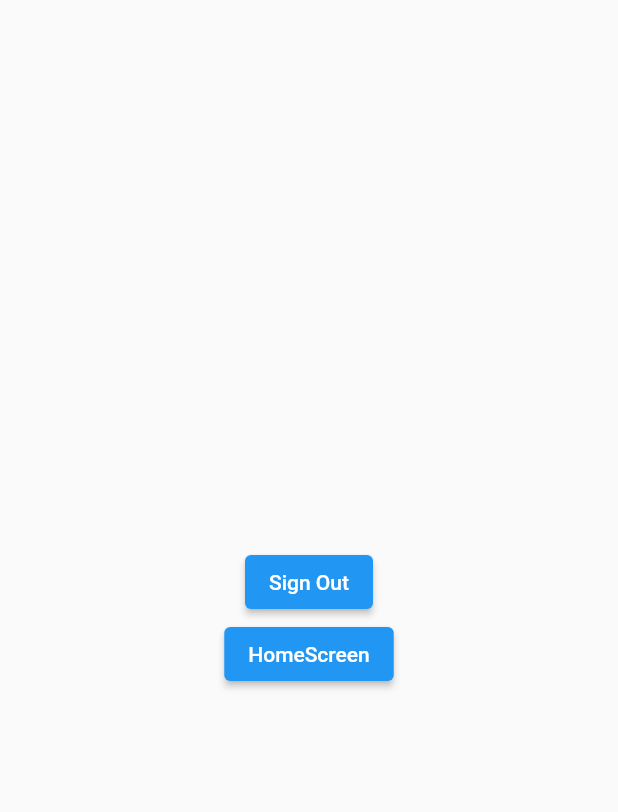
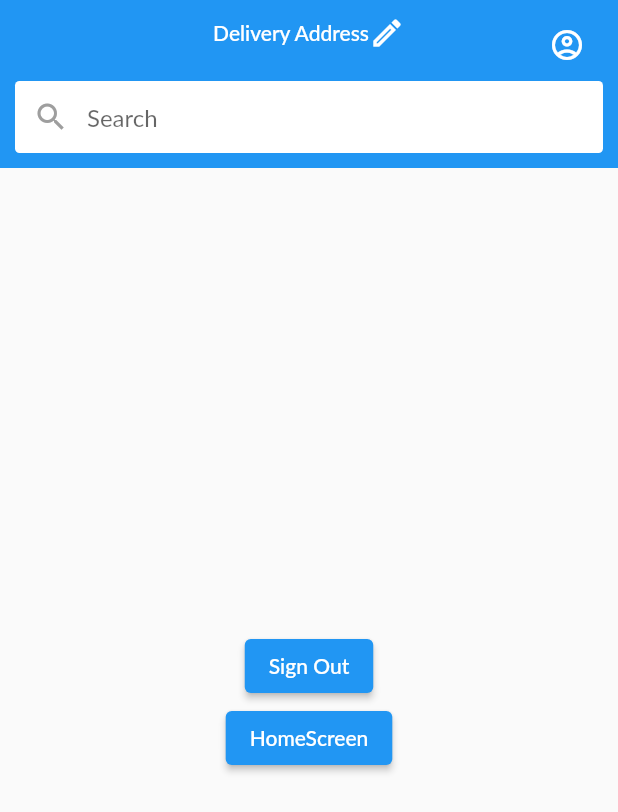
Before and after one commit to eugene254-ship-it/grocery_app, a Flutter app: the HomeScreen screen opened by its route, on a phone screen of 412 x 824 dp. Shown: the top 812 px of the screen. Run offline on Flutter 3.47's test engine with Material 2 defaults, Android fonts, the phone set to English and light mode, and no system bars; our stand-ins replace cloud_firestore, dots_indicator, equatable, firebase_auth, firebase_core, flutter_spinkit and 4 more; accounts and stored records are empty; Roboto replaces fonts that are missing (Lato).

Commit message:
new file:   fonts/Anton-Regular.ttf 	new file:   fonts/Lato-Bold.ttf 	new file:   fonts/Lato-Regular.ttf 	modified:   lib/main.dart 	modified:   lib/screens/homeScreen.dart 	modified:   lib/screens/welcome_screen.dart 	modified:   pubspec.yaml

```diff
--- a/lib/main.dart
+++ b/lib/main.dart
@@ -39,7 +39,8 @@ class MyApp extends StatelessWidget {
   @override
   Widget build(BuildContext context) {
     return MaterialApp(
-      theme: ThemeData(primaryColor: Colors.deepOrangeAccent),
+      theme:
+          ThemeData(primaryColor: Colors.deepOrangeAccent, fontFamily: 'Lato'),
       initialRoute: SplashScreen.id,
       routes: {
         SplashScreen.id: (context) => const SplashScreen(),
--- a/lib/screens/homeScreen.dart
+++ b/lib/screens/homeScreen.dart
@@ -12,6 +12,57 @@ class HomeScreen extends StatelessWidget {
   Widget build(BuildContext context) {
     final auth = Provider.of<AuthProvider>(context);
     return Scaffold(
+      appBar: AppBar(
+        elevation: 0.0,
+        leading: Container(),
+        title: TextButton(
+          onPressed: () {},
+          child: Row(
+            mainAxisSize: MainAxisSize.min,
+            children: const [
+              Text(
+                'Delivery Address',
+                style: TextStyle(color: Colors.white),
+              ),
+              Icon(
+                Icons.edit_outlined,
+                color: Colors.white,
+              ),
+            ],
+          ),
+        ),
+        actions: [
+          Padding(
+            padding: const EdgeInsets.all(10.0),
+            child: IconButton(
+              icon: const Icon(Icons.account_circle_outlined),
+              onPressed: () {},
+            ),
+          ),
+        ],
+        centerTitle: true,
+        bottom: PreferredSize(
+          preferredSize: const Size.fromHeight(56),
+          child: Padding(
+            padding: const EdgeInsets.all(10.0),
+            child: TextField(
+              decoration: InputDecoration(
+                  hintText: 'Search',
+                  prefixIcon: const Icon(
+                    Icons.search,
+                    color: Colors.grey,
+                  ),
+                  border: OutlineInputBorder(
+                    borderRadius: BorderRadius.circular(3),
+                    borderSide: BorderSide.none,
+                  ),
+                  contentPadding: EdgeInsets.zero,
+                  filled: true,
+                  fillColor: Colors.white),
+            ),
+          ),
+        ),
+      ),
       body: Center(
           child: Column(
         mainAxisSize: MainAxisSize.min,
--- a/lib/screens/welcome_screen.dart
+++ b/lib/screens/welcome_screen.dart
@@ -184,21 +184,21 @@ class _WelcomeScreenState extends State<WelcomeScreen> {
                     setState(() {
                       locationData.loading = true;
                     });
-                    //  await locationData.getCurrentPosition();
-                    //  if (locationData.permissionAllowed == true) {
-                    //    // ignore: use_build_context_synchronously
-                    //    Navigator.pushReplacementNamed(context, MapScreen.id);
-                    //    setState(() {
-                    //      locationData.loading = false;
-                    //     });
-                    //   } else {
-                    //     if (kDebugMode) {
-                    //      print('permission not allowed');
-                    //      setState(() {
-                    //        locationData.loading = false;
-                    //       });
-                    //      }
-                    //    }
+                    await locationData.getCurrentPosition();
+                    if (locationData.permissionAllowed == true) {
+                      // ignore: use_build_context_synchronously
+                      Navigator.pushReplacementNamed(context, MapScreen.id);
+                      setState(() {
+                        locationData.loading = false;
+                      });
+                    } else {
+                      if (kDebugMode) {
+                        print('permission not allowed');
+                        setState(() {
+                          locationData.loading = false;
+                        });
+                      }
+                    }
                   },
                 ),
                 const SizedBox(
```
Also changed, not shown: pubspec.yaml (+9 -24 lines), fonts/Anton-Regular.ttf (added), fonts/Lato-Bold.ttf (added), fonts/Lato-Regular.ttf (added).
